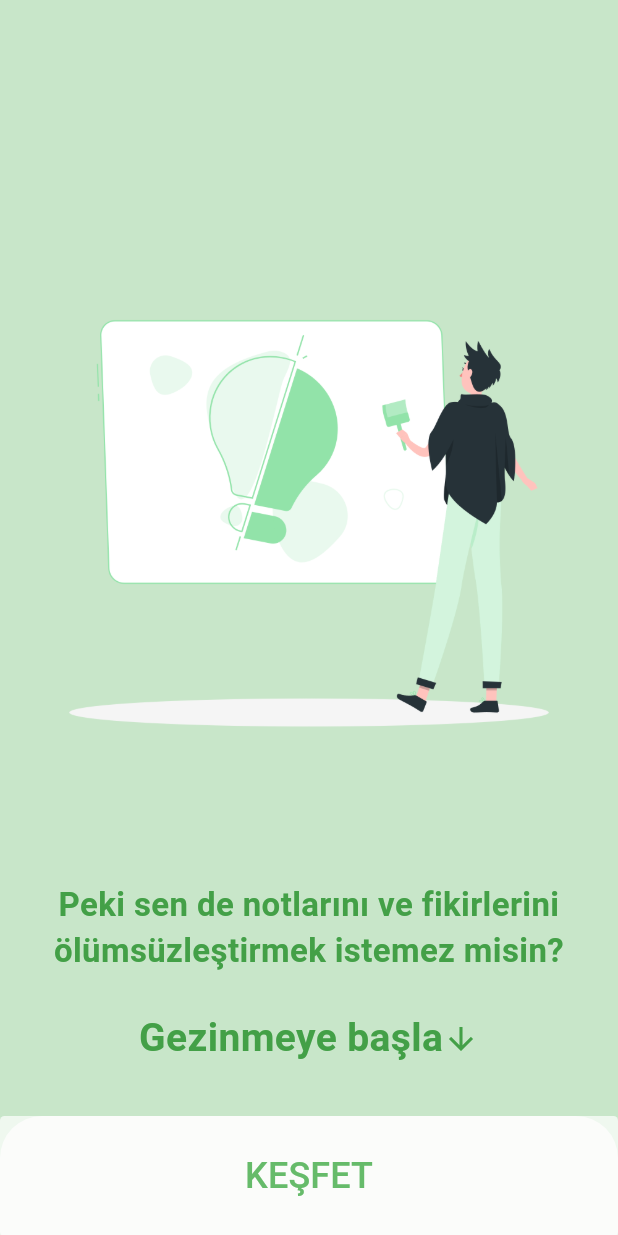
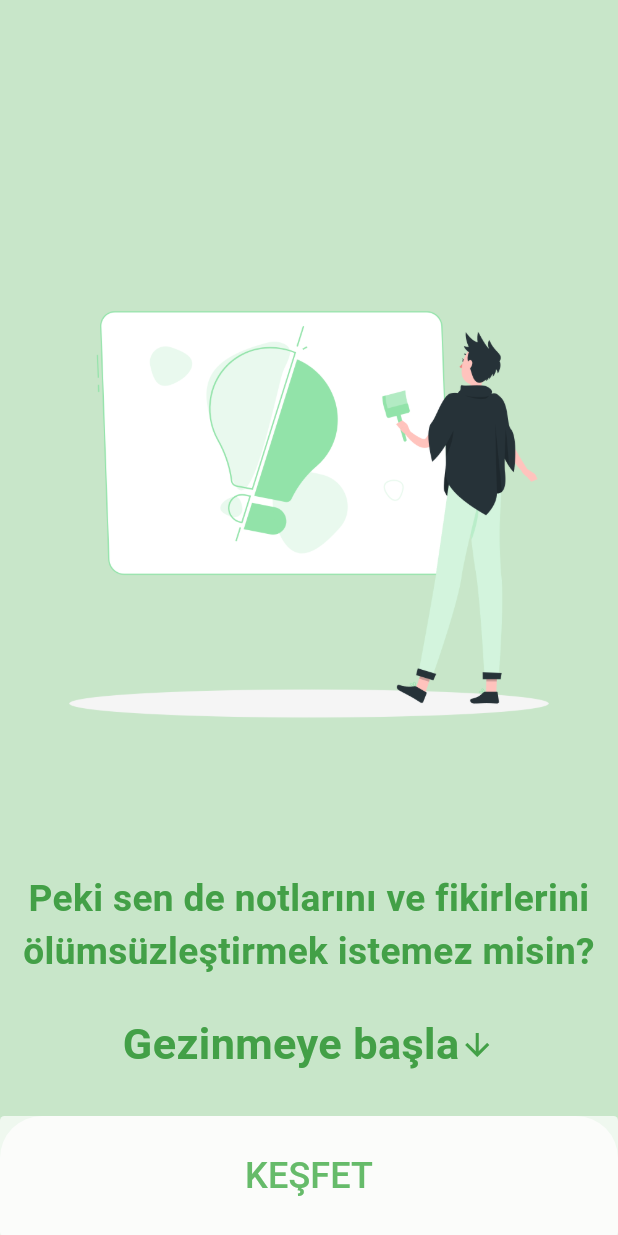
Before and after one commit to gokcetrgn/IdeApp, a Flutter app: the screen it shows after launch, after a tap on "GEÇ", on a phone screen of 412 x 824 dp. Run offline on Flutter 3.47's test engine with Material 2 defaults, Android fonts, the phone set to English and light mode, and no system bars; our stand-ins replace cloud_firestore, firebase_auth, firebase_core, google_fonts, google_sign_in, shared_preferences and 2 more; accounts and stored records are empty.

Commit message:
size özellikleri ekrana bağlı olarak değiştirildi.

```diff
--- a/lib/onboardingpages/PageFour.dart
+++ b/lib/onboardingpages/PageFour.dart
@@ -30,7 +30,7 @@ class _PageFourState extends State<PageFour> {
               child: Text(
                 "Peki sen de notlarını ve fikirlerini ölümsüzleştirmek istemez misin?",
                 style: TextStyle(
-                    fontSize: 22,
+                    fontSize:MediaQuery.of(context).size.shortestSide * 0.06,
                     color: Colors.green.shade600,
                     fontWeight: FontWeight.bold),
                 textAlign: TextAlign.center,
@@ -50,7 +50,7 @@ class _PageFourState extends State<PageFour> {
                   Text(
                     "Gezinmeye başla",
                     style: TextStyle(
-                        fontSize: 26,
+                        fontSize: MediaQuery.of(context).size.shortestSide * 0.07,
                         color: Colors.green.shade600,
                         fontWeight: FontWeight.bold),
                   ),
--- a/lib/onboardingpages/PageOne.dart
+++ b/lib/onboardingpages/PageOne.dart
@@ -19,7 +19,7 @@ class _PageOneState extends State<PageOne> {
             Text(
               "IdeApp'e hoş geldin!",
               style: TextStyle(
-                  fontSize: 36,
+                  fontSize: MediaQuery.of(context).size.shortestSide * 0.1,
                   color: Colors.green.shade500,
                   fontWeight: FontWeight.bold),
             ),
--- a/lib/onboardingpages/PageThree.dart
+++ b/lib/onboardingpages/PageThree.dart
@@ -28,7 +28,7 @@ class _PageThreeState extends State<PageThree> {
               child: Text(
                 "Unutmadan! Sadece fikirlerini değil, her türden notlarını saklayabilirsin. İster okul ister iş hayatın için indir, senin için buradayız. ",
                 style: TextStyle(
-                    fontSize: 22,
+                    fontSize: MediaQuery.of(context).size.shortestSide * 0.06,
                     color: Colors.green.shade600,
                     fontWeight: FontWeight.bold),
                 textAlign: TextAlign.center,
--- a/lib/onboardingpages/PageTwo.dart
+++ b/lib/onboardingpages/PageTwo.dart
@@ -31,7 +31,7 @@ class _PageTwoState extends State<PageTwo> {
                 style: TextStyle(
                     color: Colors.green.shade500,
                     fontWeight: FontWeight.bold,
-                    fontSize: 22),
+                    fontSize: MediaQuery.of(context).size.shortestSide * 0.06),
               ),
             ),
           ],
```
